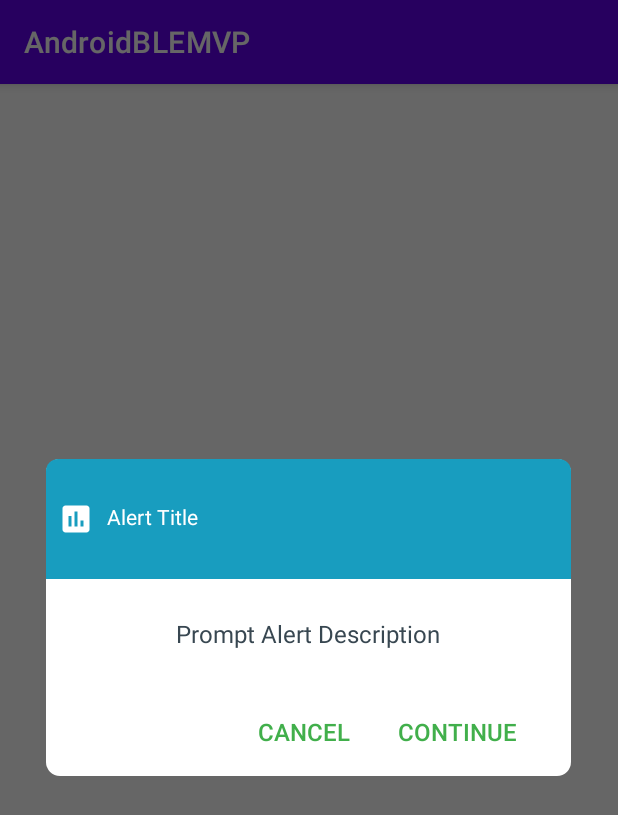
After one commit to andromedini07/Android-BLE-MVP, an Android app: the fragment GeneralPromptAlertDialog shown on its own in the app's theme, on a phone screen of 412 x 824 dp. The commit adds this screen. Shown: the top 815 px of the screen. Run offline under Robolectric (Android 15) with nearby library versions, the phone set to English and light mode, and no system bars.

Commit message:
1. Added image icons required for app showcase. 2. Imported my customized BLE Central Library. 3. Added General Alert Dialog and  General Prompt Alert Dialog Fragments. 4. Added Styles to support Dialog fragment display.

```diff
--- a/app/build.gradle
+++ b/app/build.gradle
@@ -34,7 +34,9 @@ dependencies {
     implementation 'androidx.constraintlayout:constraintlayout:2.1.4'
     implementation 'com.kaopiz:kprogresshud:1.2.0'            // Progress Bar Library
     implementation 'com.intuit.sdp:sdp-android:1.0.6'         // Text Sizing Library
-    implementation files('libs/gson-2.4.jar')                 // Gson Data Serialization Library
+    implementation files('libs/gson-2.4.jar')
+    implementation files('libs\\ble_comm_module.jar')
+    // Gson Data Serialization Library
     testImplementation 'junit:junit:4.+'
     androidTestImplementation 'androidx.test.ext:junit:1.1.3'
     androidTestImplementation 'androidx.test.espresso:espresso-core:3.4.0'
--- /dev/null
+++ b/app/src/main/java/com/programmingdev/androidblemvp/alertDialogFragments/GeneralPromptAlertDialog.java
@@ -0,0 +1,133 @@
+package com.programmingdev.androidblemvp.alertDialogFragments;
+
+import android.app.Dialog;
+import android.graphics.Color;
+import android.graphics.drawable.ColorDrawable;
+import android.os.Bundle;
+import android.view.LayoutInflater;
+import android.view.View;
+import android.view.ViewGroup;
+import android.view.Window;
+import android.widget.Button;
+import android.widget.ImageView;
+import android.widget.TextView;
+
+import androidx.annotation.NonNull;
+import androidx.annotation.Nullable;
+import androidx.fragment.app.DialogFragment;
+
+import com.programmingdev.androidblemvp.R;
+
+public class GeneralPromptAlertDialog extends DialogFragment {
+    private DialogListener dialogListener;
+
+    public static final String AlertTitleKey = "alertTitle";
+    public static final String AlertDescriptionKey = "alertDescription";
+    public static final String IconKey = "icon";
+    public static final String PositiveButtonNameKey = "positiveButton";
+    public static final String NegativeButtonNameKey = "negativeButton";
+
+    public GeneralPromptAlertDialog() {
+        super();
+    }
+
+    @NonNull
+    @Override
+    public Dialog onCreateDialog(@Nullable Bundle savedInstanceState) {
+        return super.onCreateDialog(savedInstanceState);
+    }
+
+    @Nullable
+    @Override
+    public View onCreateView(@NonNull LayoutInflater inflater, @Nullable ViewGroup container, @Nullable Bundle savedInstanceState) {
+        View view = inflater.inflate(R.layout.fragment_alert_prompt_dialog, container, false);
+        // Set transparent background and no title
+        if (getDialog() != null && getDialog().getWindow() != null) {
+            getDialog().getWindow().setBackgroundDrawable(new ColorDrawable(Color.TRANSPARENT));
+            getDialog().getWindow().requestFeature(Window.FEATURE_NO_TITLE);
+        }
+        return view;
+    }
+
+    @Override
+    public void onViewCreated(@NonNull View view, @Nullable Bundle savedInstanceState) {
+        super.onViewCreated(view, savedInstanceState);
+
+        Button buttonNegative = view.findViewById(R.id.buttonNegative);
+        Button buttonPositive = view.findViewById(R.id.buttonPositive);
+
+        TextView textViewAlertTitle = view.findViewById(R.id.textViewAlertTitle);
+        TextView textViewAlertDescription = view.findViewById(R.id.textViewAlertMessageDescription);
+        ImageView imageViewIcon = view.findViewById(R.id.imageView);
+
+        if (getArguments() != null) {
+            String alertTitle = getArguments().getString(AlertTitleKey);
+            String alertDescription = getArguments().getString(AlertDescriptionKey);
+            int icon = getArguments().getInt(IconKey);
+
+            String positiveButtonName = getArguments().getString(PositiveButtonNameKey);
+            String negativeButtonName = getArguments().getString(NegativeButtonNameKey);
+
+            if (alertTitle != null && !alertTitle.isEmpty()) {
+                textViewAlertTitle.setText(alertTitle);
+            }
+
+            if (alertDescription != null && !alertDescription.isEmpty()) {
+                textViewAlertDescription.setText(alertDescription);
+            }
+            if (icon >= 0) {
+                imageViewIcon.setBackgroundResource(icon);
+            }
+
+            if (positiveButtonName != null && !positiveButtonName.isEmpty()) {
+                buttonPositive.setText(positiveButtonName);
+            }
+
+            if (negativeButtonName != null && !negativeButtonName.isEmpty()) {
+                buttonNegative.setText(negativeButtonName);
+            }
+        }
+
+        buttonNegative.setOnClickListener(view1 -> {
+            if (dialogListener != null) {
+                dialogListener.onNegativeButtonClicked(null, false);
+            }
+            dismiss();
+        });
+
+        buttonPositive.setOnClickListener(v -> {
+            if (dialogListener != null) {
+                dialogListener.onPositiveButtonClicked(null, false);
+            }
+            dismiss();
+        });
+    }
+
+    @Override
+    public void onResume() {
+        super.onResume();
+    }
+
+    @Override
+    public void onCreate(@Nullable Bundle savedInstanceState) {
+        super.onCreate(savedInstanceState);
+        setStyle(DialogFragment.STYLE_NORMAL, R.style.Theme_AppCompat_Light_Dialog_Alert);
+        setStyle(DialogFragment.STYLE_NO_TITLE, R.style.AppTheme_Dialog_Custom);
+        setCancelable(true);
+    }
+
+    @Override
+    public void onDestroyView() {
+        super.onDestroyView();
+    }
+
+    public interface DialogListener {
+        void onPositiveButtonClicked(String inputText, boolean dialogCancelFlag);
+
+        void onNegativeButtonClicked(String inputText, boolean dialogCancelFlag);
+    }
+
+    public void setDialogListener(DialogListener dialogListener) {
+        this.dialogListener = dialogListener;
+    }
+}
--- a/app/src/main/java/com/programmingdev/androidblemvp/models/BleCharacteristicsDisplay.java
+++ b/app/src/main/java/com/programmingdev/androidblemvp/models/BleCharacteristicsDisplay.java
@@ -3,7 +3,7 @@ package com.programmingdev.androidblemvp.models;
 import android.bluetooth.BluetoothGattCharacteristic;
 import android.bluetooth.BluetoothGattDescriptor;
 
-import com.vithamas.blecommmodule.Property;
+import com.programmingdev.blecommmodule.Property;
 
 import java.io.Serializable;
 import java.util.ArrayList;
--- /dev/null
+++ b/app/src/main/res/drawable/dialog_rounded_bg.xml
@@ -0,0 +1,6 @@
+<?xml version="1.0" encoding="utf-8"?>
+<shape xmlns:android="http://schemas.android.com/apk/res/android"
+    android:shape="rectangle">
+    <solid android:color="@android:color/white" />
+    <corners android:radius="9dp" />
+</shape>
--- /dev/null
+++ b/app/src/main/res/drawable/dialog_rounded_bg_colored.xml
@@ -0,0 +1,12 @@
+<?xml version="1.0" encoding="utf-8"?>
+<shape xmlns:android="http://schemas.android.com/apk/res/android"
+    android:shape="rectangle">
+    <gradient
+        android:angle="90"
+        android:endColor="#189dbf"
+        android:startColor="#189dbf" />
+
+    <corners android:topLeftRadius="8dp"
+        android:topRightRadius="8dp"
+        />
+</shape>
--- /dev/null
+++ b/app/src/main/res/drawable/ic_assessment_black_24dp.xml
@@ -0,0 +1,5 @@
+<vector android:height="24dp" android:tint="#FFFFFF"
+    android:viewportHeight="24.0" android:viewportWidth="24.0"
+    android:width="24dp" xmlns:android="http://schemas.android.com/apk/res/android">
+    <path android:fillColor="#FF000000" android:pathData="M19,3L5,3c-1.1,0 -2,0.9 -2,2v14c0,1.1 0.9,2 2,2h14c1.1,0 2,-0.9 2,-2L21,5c0,-1.1 -0.9,-2 -2,-2zM9,17L7,17v-7h2v7zM13,17h-2L11,7h2v10zM17,17h-2v-4h2v4z"/>
+</vector>
--- /dev/null
+++ b/app/src/main/res/drawable/ic_baseline_arrow_back_24.xml
@@ -0,0 +1,5 @@
+<vector android:height="24dp" android:tint="#FFFFFF"
+    android:viewportHeight="24" android:viewportWidth="24"
+    android:width="24dp" xmlns:android="http://schemas.android.com/apk/res/android">
+    <path android:fillColor="@android:color/white" android:pathData="M20,11H7.83l5.59,-5.59L12,4l-8,8 8,8 1.41,-1.41L7.83,13H20v-2z"/>
+</vector>
--- /dev/null
+++ b/app/src/main/res/drawable/ic_baseline_chevron_right_24.xml
@@ -0,0 +1,5 @@
+<vector android:height="24dp" android:tint="#FFFFFF"
+    android:viewportHeight="24" android:viewportWidth="24"
+    android:width="24dp" xmlns:android="http://schemas.android.com/apk/res/android">
+    <path android:fillColor="@android:color/white" android:pathData="M10,6L8.59,7.41 13.17,12l-4.58,4.59L10,18l6,-6z"/>
+</vector>
--- /dev/null
+++ b/app/src/main/res/drawable/ic_baseline_signal_cellular_4_bar_24.xml
@@ -0,0 +1,5 @@
+<vector android:height="24dp" android:tint="#FFFFFF"
+    android:viewportHeight="24" android:viewportWidth="24"
+    android:width="24dp" xmlns:android="http://schemas.android.com/apk/res/android">
+    <path android:fillColor="@android:color/white" android:pathData="M2,22h20V2z"/>
+</vector>
--- /dev/null
+++ b/app/src/main/res/layout/fragment_alert_prompt_dialog.xml
@@ -0,0 +1,94 @@
+<?xml version="1.0" encoding="utf-8"?>
+<LinearLayout xmlns:android="http://schemas.android.com/apk/res/android"
+    xmlns:app="http://schemas.android.com/apk/res-auto"
+    android:layout_width="fill_parent"
+    android:layout_height="wrap_content"
+    android:layout_margin="16dp"
+    android:background="@drawable/dialog_rounded_bg"
+    android:orientation="vertical">
+
+    <androidx.constraintlayout.widget.ConstraintLayout
+        android:layout_width="match_parent"
+        android:layout_height="80dp"
+        android:background="@drawable/dialog_rounded_bg_colored">
+
+        <ImageView
+            android:id="@+id/imageView"
+            android:layout_width="wrap_content"
+            android:layout_height="wrap_content"
+            android:layout_marginStart="8dp"
+            android:layout_marginTop="8dp"
+            android:layout_marginBottom="8dp"
+            android:src="@drawable/ic_assessment_black_24dp"
+            app:layout_constraintBottom_toBottomOf="parent"
+            app:layout_constraintStart_toStartOf="parent"
+            app:layout_constraintTop_toTopOf="parent" />
+
+        <TextView
+            android:id="@+id/textViewAlertTitle"
+            android:textColor="@android:color/white"
+            android:layout_width="wrap_content"
+            android:layout_height="wrap_content"
+            android:layout_marginStart="8dp"
+            android:layout_marginTop="8dp"
+            android:layout_marginEnd="8dp"
+            android:layout_marginBottom="8dp"
+            android:text="Alert Title"
+            app:layout_constraintBottom_toBottomOf="parent"
+            app:layout_constraintEnd_toEndOf="parent"
+            app:layout_constraintHorizontal_bias="0.004"
+            app:layout_constraintStart_toEndOf="@+id/imageView"
+            app:layout_constraintTop_toTopOf="parent"
+            app:layout_constraintVertical_bias="0.466" />
+
+    </androidx.constraintlayout.widget.ConstraintLayout>
+
+    <LinearLayout
+        android:layout_width="match_parent"
+        android:layout_height="wrap_content"
+        android:orientation="vertical"
+        android:padding="20dp">
+
+        <TextView
+            android:id="@+id/textViewAlertMessageDescription"
+            android:layout_width="wrap_content"
+            android:layout_height="wrap_content"
+            android:layout_gravity="center"
+            android:gravity="center"
+            android:padding="5dp"
+            android:text="Prompt Alert Description"
+            android:textColor="#384751"
+            android:textSize="16sp" />
+    </LinearLayout>
+
+    <LinearLayout
+        android:layout_width="match_parent"
+        android:layout_height="wrap_content"
+        android:layout_marginEnd="20dp"
+        android:layout_marginRight="20dp"
+        android:gravity="end"
+        android:orientation="horizontal"
+        android:paddingTop="5dp"
+        android:paddingBottom="5dp">
+
+        <Button
+            android:id="@+id/buttonNegative"
+            style="?android:attr/borderlessButtonStyle"
+            android:layout_width="wrap_content"
+            android:layout_height="wrap_content"
+            android:text="Cancel"
+            android:textColor="#41AF4B"
+            android:textSize="16sp" />
+
+        <Button
+            android:id="@+id/buttonPositive"
+            style="?android:attr/borderlessButtonStyle"
+            android:layout_width="wrap_content"
+            android:layout_height="wrap_content"
+            android:text="Continue"
+            android:textColor="#41AF4B"
+            android:textSize="16sp" />
+
+    </LinearLayout>
+
+</LinearLayout>
--- a/app/src/main/res/values-night/themes.xml
+++ b/app/src/main/res/values-night/themes.xml
@@ -13,4 +13,13 @@
         <item name="android:statusBarColor" tools:targetApi="l">?attr/colorPrimaryVariant</item>
         <!-- Customize your theme here. -->
     </style>
+
+    <!--Dialog Fragment Theme-->
+    <style name="AppTheme.Dialog.Custom" parent="Theme.AppCompat.Light.Dialog.Alert">
+        <item name="android:windowNoTitle">true</item>
+        <item name="android:windowMinWidthMajor">85%</item>
+        <item name="android:windowMinWidthMinor">85%</item>
+        <!--Cancels dialog when a user touches outside of dialog to close-->
+        <item name="android:windowCloseOnTouchOutside">false</item>
+    </style>
 </resources>
--- a/app/src/main/res/values/colors.xml
+++ b/app/src/main/res/values/colors.xml
@@ -7,4 +7,9 @@
     <color name="teal_700">#FF018786</color>
     <color name="black">#FF000000</color>
     <color name="white">#FFFFFFFF</color>
+    <color name="grey_border">#C8C8C8</color>
+    <color name="material_color_grey_dark">#263238</color>
+    <color name="material_color_grey_primary">#37474f</color>
+    <color name="material_color_grey_light">#62727b</color>
+    <color name="colorInActiveMenu">#737373</color>
 </resources>
--- a/app/src/main/res/values/themes.xml
+++ b/app/src/main/res/values/themes.xml
@@ -13,4 +13,13 @@
         <item name="android:statusBarColor" tools:targetApi="l">?attr/colorPrimaryVariant</item>
         <!-- Customize your theme here. -->
     </style>
+
+    <!--Dialog Fragment Theme-->
+    <style name="AppTheme.Dialog.Custom" parent="Theme.AppCompat.Light.Dialog.Alert">
+        <item name="android:windowNoTitle">true</item>
+        <item name="android:windowMinWidthMajor">85%</item>
+        <item name="android:windowMinWidthMinor">85%</item>
+        <!--Cancels dialog when a user touches outside of dialog to close-->
+        <item name="android:windowCloseOnTouchOutside">false</item>
+    </style>
 </resources>
```
Also changed, not shown: app/src/main/java/com/programmingdev/androidblemvp/alertDialogFragments/GeneralAlertDialog.java (added, +118 -0 lines), app/src/main/res/layout/fragment_alert_dialog.xml (added, +83 -0 lines), app/libs/ble_comm_module.jar (added).
